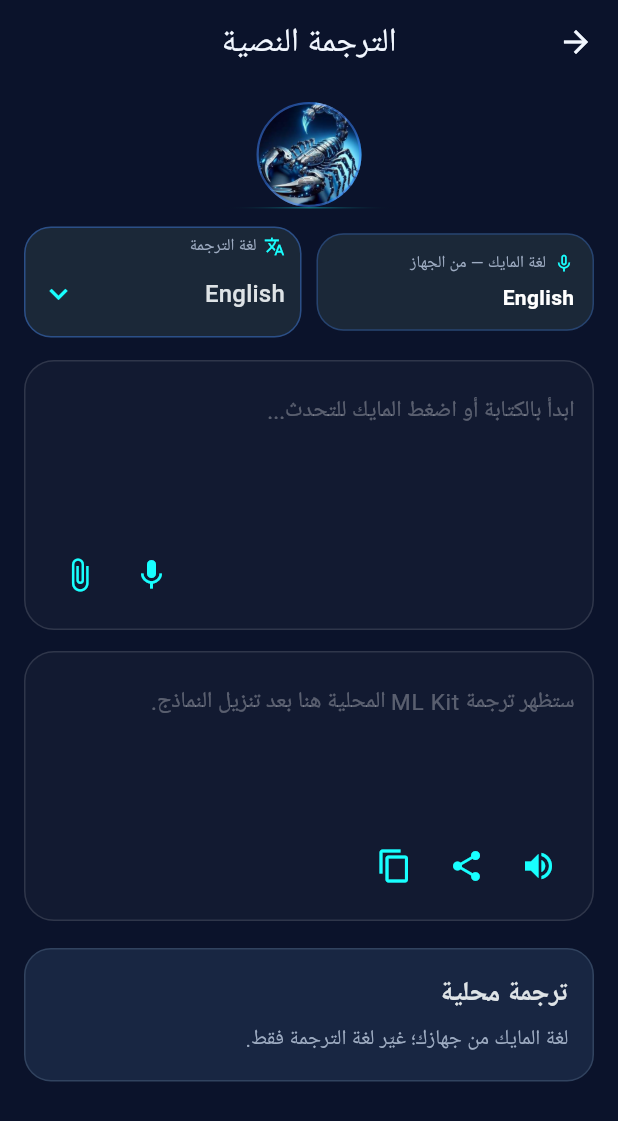
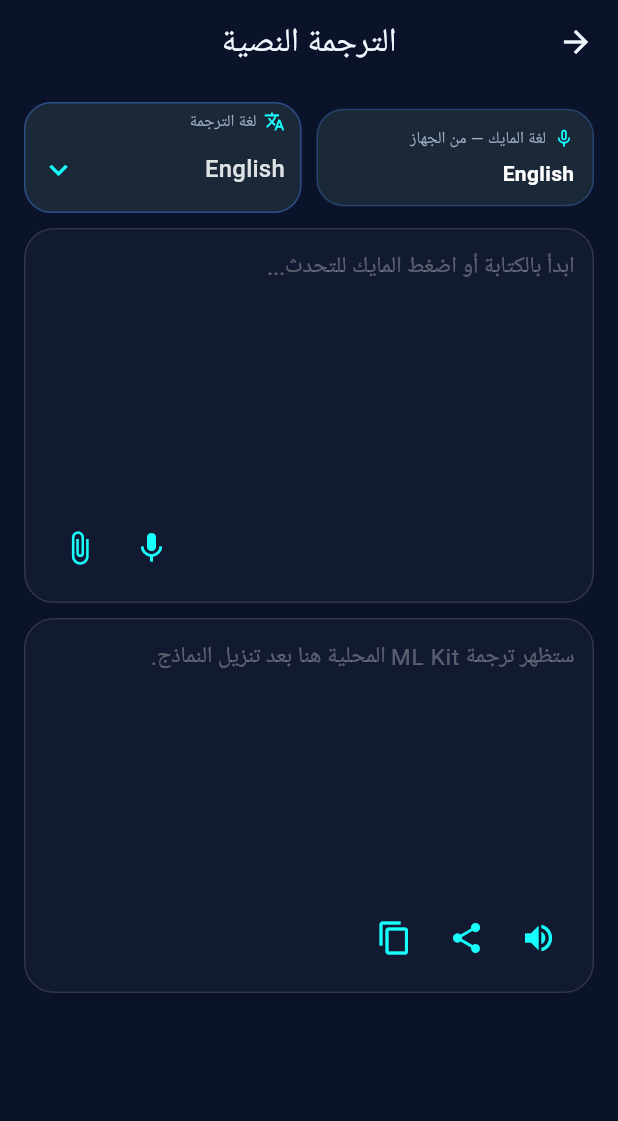
Before and after one commit to magdymeko456-cell/mirror_scorpion_v4, a Flutter app: the screen it shows after launch, after a tap on "ترجمة نصية", on a phone screen of 412 x 824 dp. Shown: the top 1121 px of the screen. Run offline on Flutter 3.47's test engine with Material 3 defaults, Android fonts, the phone set to English and light mode, and no system bars; our stand-ins replace file_picker, firebase_core, flutter_tts, image_picker, shared_preferences, speech_to_text; missing offline and left inert: chess, google_mlkit_language_id, google_mlkit_text_recognition, google_mlkit_translation; accounts and stored records are empty.

Commit message:
feat(ui): expand translation and dialogue editors

```diff
--- a/lib/features/feature_hub_screen.dart
+++ b/lib/features/feature_hub_screen.dart
@@ -264,32 +264,8 @@ class _TranslationPanelState extends State<_TranslationPanel> {
 Widget build(BuildContext context) {
     final deviceLanguage = context.watch<LanguagePreferences>().deviceLanguageCode;
 return ListView(
-      padding: const EdgeInsets.symmetric(horizontal: 16, vertical: 8),
+      padding: const EdgeInsets.fromLTRB(16, 12, 16, 16),
       children: [
-        const SizedBox(height: 4),
-        Center(
-          child: Column(
-            children: [
-              Container(
-                width: 70,
-                height: 70,
-                decoration: BoxDecoration(
-                  shape: BoxShape.circle,
-                  border: Border.all(color: Colors.blueAccent.withValues(alpha: 0.5), width: 1.5),
-                  image: const DecorationImage(image: AssetImage('assets/images/scorpion_bg.jpeg'), fit: BoxFit.cover),
-                ),
-              ),
-              Container(
-                width: 120,
-                height: 1,
-                decoration: BoxDecoration(
-                  gradient: LinearGradient(colors: [Colors.transparent, Colors.cyanAccent.withValues(alpha: 0.4), Colors.transparent]),
-                ),
-              ),
-            ],
-          ),
-        ),
-        const SizedBox(height: 12),
         Row(
           textDirection: TextDirection.ltr,
           children: [
@@ -310,7 +286,7 @@ return ListView(
             ),
           ],
         ),
-        const SizedBox(height: 15),
+        const SizedBox(height: 10),
         _TranslationEditor(
           controller: _input,
           hint: 'ابدأ بالكتابة أو اضغط المايك للتحدث...',
@@ -354,7 +330,7 @@ return ListView(
               ],
             ),
           ),
-        const SizedBox(height: 14),
+        const SizedBox(height: 10),
         _TranslationEditor(
           controller: _output,
           hint: 'ستظهر ترجمة ML Kit المحلية هنا بعد تنزيل النماذج.',
@@ -369,8 +345,6 @@ return ListView(
             }),
           ],
         ),
-        const SizedBox(height: 18),
-        const _SectionNotice(title: 'ترجمة محلية', detail: 'لغة المايك من جهازك؛ غيّر لغة الترجمة فقط.'),
       ],
     );
   }
@@ -498,7 +472,7 @@ class _TranslationEditor extends StatelessWidget {
   @override
   Widget build(BuildContext context) {
     return Container(
-      height: 180,
+      height: 250,
       padding: const EdgeInsets.all(12),
       decoration: BoxDecoration(
         color: Colors.white.withValues(alpha: 0.03),
@@ -510,12 +484,16 @@ class _TranslationEditor extends StatelessWidget {
           TextField(
             controller: controller,
             readOnly: readOnly,
-            maxLines: 5,
+            expands: true,
+            minLines: null,
+            maxLines: null,
+            textAlignVertical: TextAlignVertical.top,
             style: const TextStyle(color: Colors.white, fontSize: 17),
             decoration: InputDecoration(
               hintText: hint,
               hintStyle: const TextStyle(color: Colors.white30, fontSize: 15),
               border: InputBorder.none,
+              contentPadding: const EdgeInsets.only(bottom: 56),
             ),
             onTap: onTap,
             onChanged: onChanged,
@@ -714,10 +692,8 @@ class _DialoguePanelState extends State<_DialoguePanel> {
   Widget build(BuildContext context) {
     final deviceLanguage = context.watch<LanguagePreferences>().deviceLanguageCode;
     return ListView(
-      padding: const EdgeInsets.all(18),
+      padding: const EdgeInsets.fromLTRB(18, 10, 18, 18),
       children: [
-        const _SectionNotice(title: 'حوار مترجم', detail: 'لغة المايك من جهازك؛ غيّر لغة الترجمة فقط.'),
-        const SizedBox(height: 16),
         _DialogueEditor(
           controller: _source,
           label: 'المحرر العلوي — لغة الجهاز',
@@ -734,7 +710,7 @@ class _DialoguePanelState extends State<_DialoguePanel> {
             sourceLanguageCode: deviceLanguage,
           ),
         ),
-        const SizedBox(height: 12),
+        const SizedBox(height: 10),
         Container(
           padding: const EdgeInsets.symmetric(horizontal: 8, vertical: 8),
           decoration: BoxDecoration(
@@ -780,7 +756,7 @@ class _DialoguePanelState extends State<_DialoguePanel> {
             ],
           ),
         ),
-        const SizedBox(height: 12),
+        const SizedBox(height: 10),
         _DialogueEditor(
           controller: _translated,
           label: 'المحرر السفلي — ترجمة الهدف',
@@ -879,7 +855,7 @@ class _DialogueEditor extends StatelessWidget {
   @override
   Widget build(BuildContext context) {
     return Container(
-      height: 210,
+      height: 270,
       padding: const EdgeInsets.all(14),
       decoration: BoxDecoration(
         color: Colors.white.withValues(alpha: 0.04),
@@ -895,13 +871,16 @@ class _DialogueEditor extends StatelessWidget {
             child: TextField(
               controller: controller,
               readOnly: readOnly,
-              minLines: 5,
+              expands: true,
+              minLines: null,
               maxLines: null,
+              textAlignVertical: TextAlignVertical.top,
               style: const TextStyle(color: Colors.white, fontSize: 17),
               decoration: InputDecoration(
                 hintText: hint,
                 hintStyle: const TextStyle(color: Colors.white30),
                 border: InputBorder.none,
+                contentPadding: const EdgeInsets.only(bottom: 12),
               ),
               onChanged: onChanged,
             ),
```
